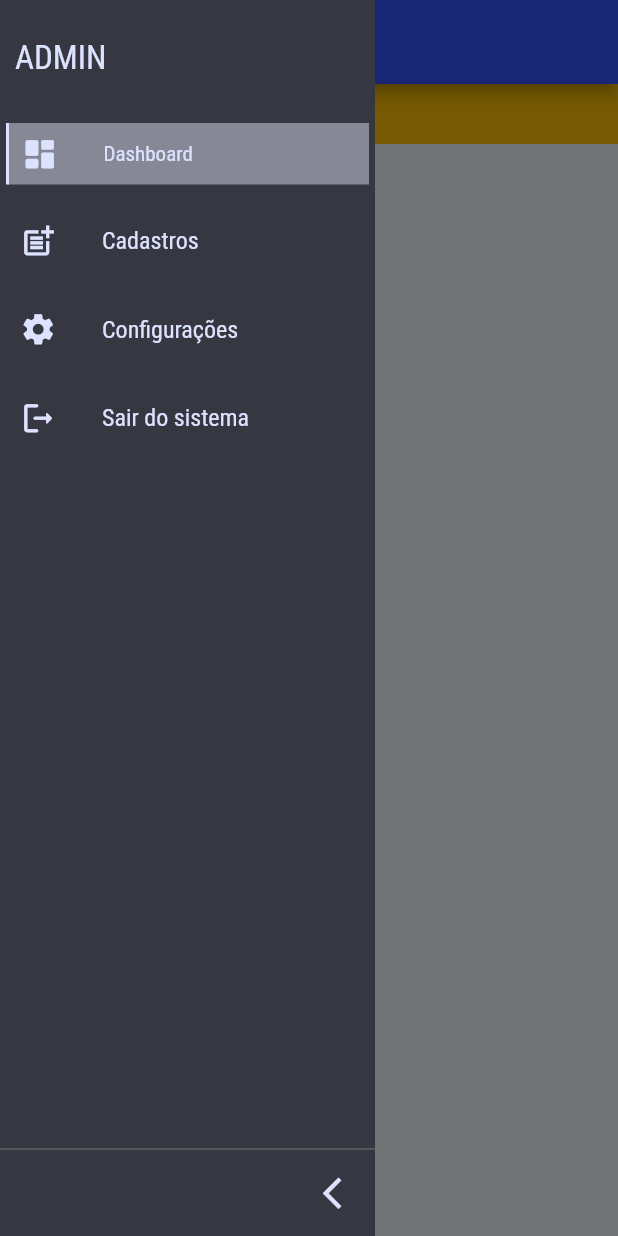
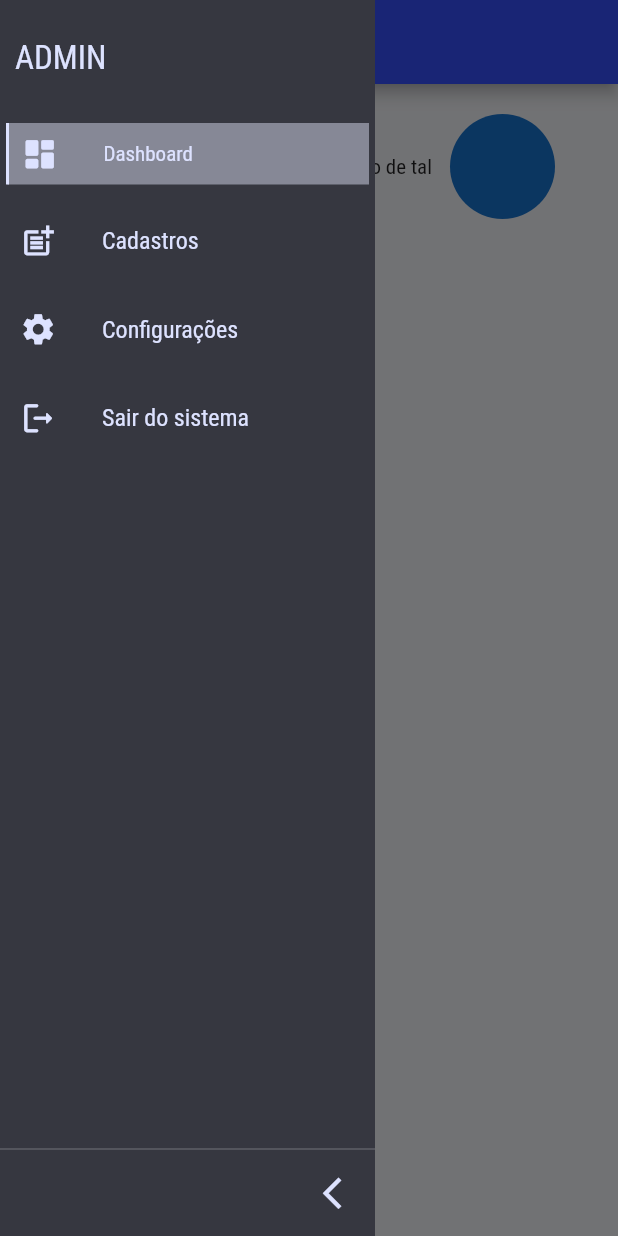
Before and after one commit to VictorCardoso22/carteira_admin, a Flutter app: the AdminPage screen opened by its route, with the side drawer open, on a phone screen of 412 x 824 dp. Run offline on Flutter 3.47's test engine with Material 2 defaults, Android fonts, the phone set to English and light mode, and no system bars; drawn by our look-alikes of sidebarx; our stand-ins replace get, stacked; missing offline and left inert: cpf_cnpj_validator; Roboto replaces fonts that are missing (Roboto Condensed).

Commit message:
Continuidade do topo

```diff
--- a/admin/lib/components/menu_sidebar.dart
+++ b/admin/lib/components/menu_sidebar.dart
@@ -1,4 +1,5 @@
 import 'package:admin/pages/admin_page_viewmodel.dart';
+import 'package:admin/pages/topo_page/topo_page.dart';
 import 'package:flutter/material.dart';
 import 'package:sidebarx/sidebarx.dart';
 
@@ -107,7 +108,12 @@ class Screens extends StatelessWidget {
     return AnimatedBuilder(
       animation: controller,
       builder: (context, child) {
-        return adminPageViewlModel.getPageByIndex(controller.selectedIndex);
+        return Column(
+          children: [
+            TopoPage(),
+            adminPageViewlModel.getPageByIndex(controller.selectedIndex)
+          ],
+        );
       },
     );
   }
--- a/admin/lib/pages/admin_page.dart
+++ b/admin/lib/pages/admin_page.dart
@@ -39,7 +39,7 @@ class _AdminPageState extends State<AdminPage> {
               color: kBackgroundLightColor,
               child: Column(
                 children: [
-                  TopoPage(),
+                  // TopoPage(),
                   // MENU LATERAL
                   Flexible(
                     child: Row(
--- a/admin/lib/pages/topo_page/topo_page.dart
+++ b/admin/lib/pages/topo_page/topo_page.dart
@@ -2,7 +2,9 @@ import 'package:admin/ui/colors.dart';
 import 'package:flutter/material.dart';
 
 class TopoPage extends StatefulWidget {
-  const TopoPage({Key? key}) : super(key: key);
+  String? titulo;
+
+  TopoPage({Key? key, this.titulo}) : super(key: key);
 
   @override
   State<TopoPage> createState() => _TopoPageState();
@@ -12,73 +14,63 @@ class _TopoPageState extends State<TopoPage> {
   @override
   Widget build(BuildContext context) {
     return Container(
-      height: 40,
+      height: 70,
       margin: EdgeInsets.zero,
-      padding: EdgeInsets.symmetric(horizontal: 12),
-      color: Colors.amber,
+      padding: EdgeInsets.symmetric(horizontal: 24),
       child: Row(
+        mainAxisAlignment: MainAxisAlignment.end,
         children: [
+          // const Text(
+          //   "Dashboard",
+          //   style: TextStyle(fontSize: 24, fontWeight: FontWeight.bold),
+          // ),
+          // Spacer(),
           const SizedBox(width: 10),
-          // _buildIcon(
-          //     heightBox: 40, icon: Icons.notifications_none, onPressed: () {}),
-          // const SizedBox(width: 10),
-          // _buildPersonalInfo(
-          //   heightBox: 40,
-          //   name: 'Fulano de tal',
-          // )
+          _buildIcon(
+              heightBox: 40, icon: Icons.notifications_none, onPressed: () {}),
+          const SizedBox(width: 10),
+          _buildPersonalInfo(
+            name: 'Fulano de tal',
+          )
         ],
       ),
     );
   }
 
-  // Widget _buildIcon({double? heightBox, IconData? icon, onPressed}) {
-  //   return Container(
-  //       constraints: BoxConstraints.tightFor(
-  //         width: 60,
-  //         height: heightBox,
-  //       ),
-  //       child: TextButton.icon(
-  //         onPressed: () {},
-  //         icon: Icon(
-  //           icon,
-  //           color: kOnPrimaryContainerColor,
-  //           size: 25,
-  //         ),
-  //         label: Text(""),
-  //       ));
-  // }
+  Widget _buildIcon({double? heightBox, IconData? icon, onPressed}) {
+    return Container(
+        constraints: BoxConstraints.tightFor(
+          width: 60,
+          height: heightBox,
+        ),
+        child: TextButton.icon(
+          onPressed: () {},
+          icon: Icon(
+            icon,
+            color: kOnPrimaryContainerColor,
+            size: 25,
+          ),
+          label: Text(""),
+        ));
+  }
 
-  // Widget _buildPersonalInfo({
-  //   double? heightBox,
-  //   // ignore: unused_element
-  //   String? imagePerfil,
-  //   String? name,
-  // }) {
-  //   double? _heightBox = heightBox;
-  //   String? _name = name;
+  Widget _buildPersonalInfo({
+    String? imagePerfil,
+    String? name,
+  }) {
+    String? _name = name;
 
-  //   return Container(
-  //     decoration: BoxDecoration(
-  //       borderRadius: const BorderRadius.all(
-  //         Radius.circular(5),
-  //       ),
-  //       color: Colors.red,
-  //     ),
-  //     padding: EdgeInsets.symmetric(
-  //       horizontal: 10,
-  //       vertical: 5,
-  //     ),
-  //     height: _heightBox,
-  //     child: Row(
-  //       children: [
-  //         CircleAvatar(),
-  //         const SizedBox(width: 12),
-  //         Container(
-  //             child: Text(
-  //           _name!,
-  //         )),
-  //       ],
-  //     ),
-  //   );
-  // }
+    return Row(
+      children: [
+        Container(
+            child: Text(
+          _name!,
+        )),
+        const SizedBox(width: 12),
+        CircleAvatar(
+          maxRadius: 35,
+        ),
+      ],
+    );
+  }
 }
```
